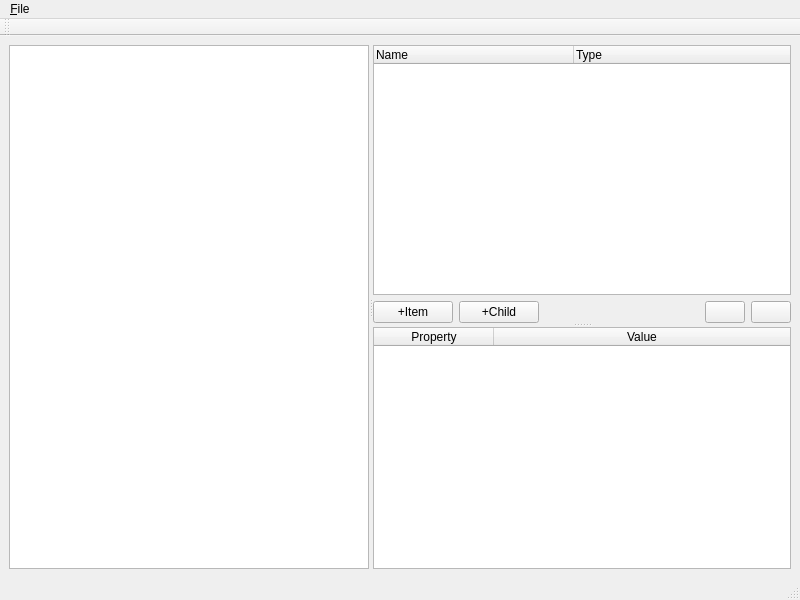
stevenvergenz/pyVenture, file pyVenture/mapbuilder/window.ui: the form before one commit.
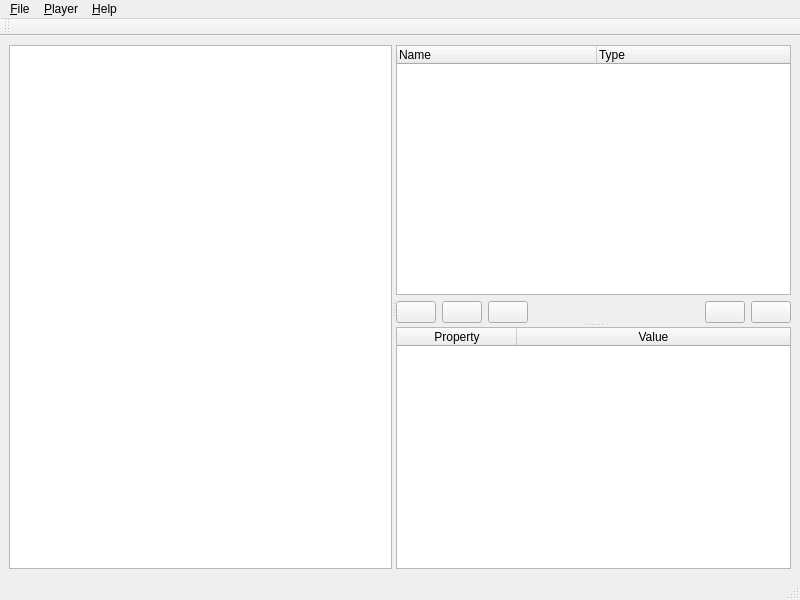
The form after the commit. Icons and pictures are not drawn.

Commit message: Improving look and feel of GUI

What changed in the file:
```diff
--- a/pyVenture/mapbuilder/window.ui
+++ b/pyVenture/mapbuilder/window.ui
@@ -83,14 +83,24 @@
             <item>
              <widget class="QPushButton" name="pushNewItem">
               <property name="text">
-               <string>+Item</string>
+               <string/>
               </property>
              </widget>
             </item>
             <item>
              <widget class="QPushButton" name="pushNewChild">
               <property name="text">
-               <string>+Child</string>
+               <string/>
+              </property>
+             </widget>
+            </item>
+            <item>
+             <widget class="QPushButton" name="pushDeleteItem">
+              <property name="toolTip">
+               <string>Delete</string>
+              </property>
+              <property name="text">
+               <string/>
               </property>
              </widget>
             </item>
@@ -201,7 +211,24 @@
     <addaction name="separator"/>
     <addaction name="actionE_xit"/>
    </widget>
+   <widget class="QMenu" name="menu_Player">
+    <property name="title">
+     <string>&amp;Player</string>
+    </property>
+    <addaction name="actionSet_spawnpoint_here"/>
+    <addaction name="actionSet_location_here"/>
+    <addaction name="actionManage_inventory"/>
+   </widget>
+   <widget class="QMenu" name="menu_Help">
+    <property name="title">
+     <string>&amp;Help</string>
+    </property>
+    <addaction name="actionAbout_pyVenture"/>
+    <addaction name="actionAbout_Qt"/>
+   </widget>
    <addaction name="menu_File"/>
+   <addaction name="menu_Player"/>
+   <addaction name="menu_Help"/>
   </widget>
   <widget class="QStatusBar" name="statusbar"/>
   <widget class="QToolBar" name="toolBar">
```
Left out of the diff: 59 changed lines with no effect on the pictures. The commit also changes 2 other files.
